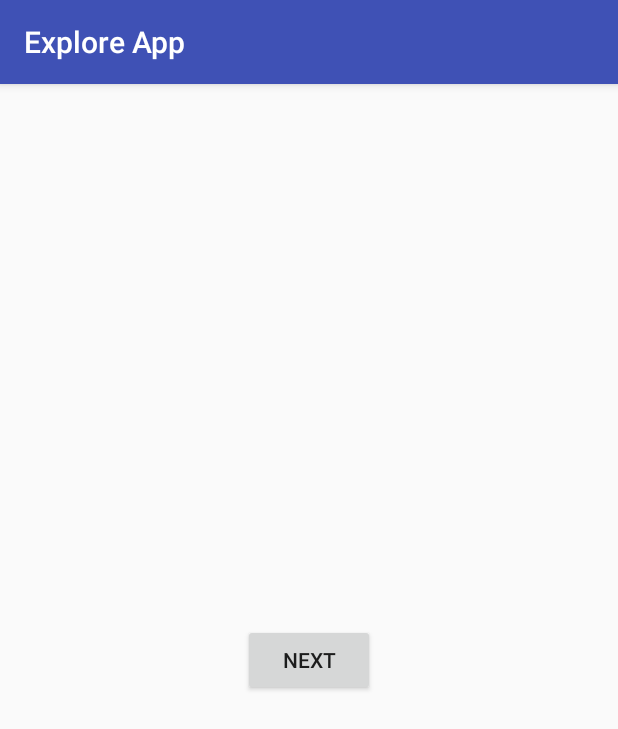
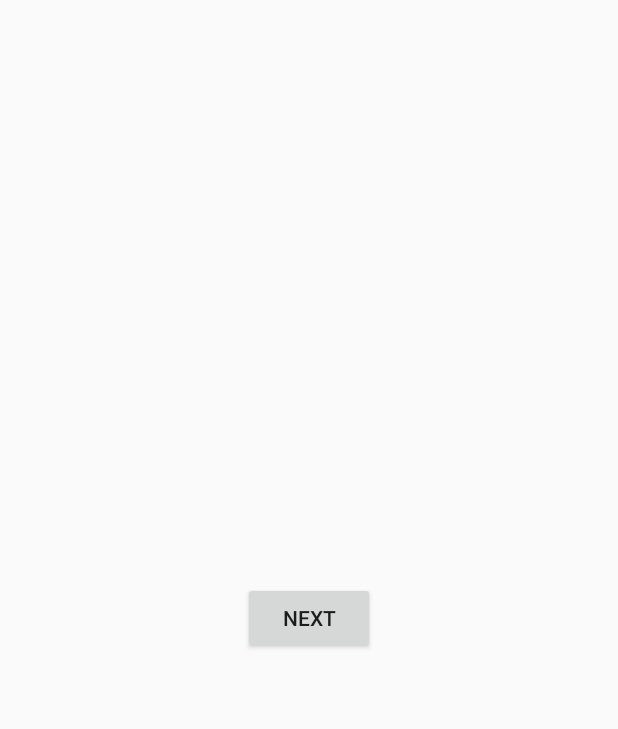
Before and after one commit to james-bonifacio/Explore-App, an Android app: the screen it shows after launch (MainActivity), after a tap on "NEXT", on a phone screen of 412 x 824 dp. Shown: the top 729 px of the screen. Run offline under Robolectric (Android 15) with nearby library versions, the phone set to English and light mode, and no system bars.

```diff
--- a/app/src/main/java/com/example/james/exploreapp/MainActivity.java
+++ b/app/src/main/java/com/example/james/exploreapp/MainActivity.java
@@ -1,5 +1,6 @@
 package com.example.james.exploreapp;
 
+import android.app.ProgressDialog;
 import android.content.Context;
 import android.content.Intent;
 import android.os.AsyncTask;
@@ -45,7 +46,7 @@ public class MainActivity extends AppCompatActivity {
 
                 String city = "ottawa";
 
-                new NetworkThread().execute(city);
+                new NetworkThread(MainActivity.this).execute(city);
 
             }
         });
@@ -53,10 +54,17 @@ public class MainActivity extends AppCompatActivity {
 
     private class NetworkThread extends AsyncTask<String, String, ArrayList<Location>> {
 
+        private ProgressDialog dialog;
+
+        public NetworkThread(MainActivity activity) {
+            dialog = new ProgressDialog(activity);
+        }
 
 
         protected void onPreExecute() {
             super.onPreExecute();
+            dialog.setMessage("Loading");
+            dialog.show();
         }
 
         protected ArrayList<Location> doInBackground(String... params) {
@@ -78,6 +86,9 @@ public class MainActivity extends AppCompatActivity {
         @Override
         protected void onPostExecute(ArrayList<Location> locations) {
             super.onPostExecute(locations);
+            if (dialog.isShowing()) {
+                dialog.dismiss();
+            }
 
         }
 
--- a/app/src/main/res/values/styles.xml
+++ b/app/src/main/res/values/styles.xml
@@ -1,7 +1,7 @@
 <resources>
 
     <!-- Base application theme. -->
-    <style name="AppTheme" parent="Theme.AppCompat.Light.DarkActionBar">
+    <style name="AppTheme" parent="Theme.AppCompat.Light.NoActionBar">
         <!-- Customize your theme here. -->
         <item name="colorPrimary">@color/colorPrimary</item>
         <item name="colorPrimaryDark">@color/colorPrimaryDark</item>
```
